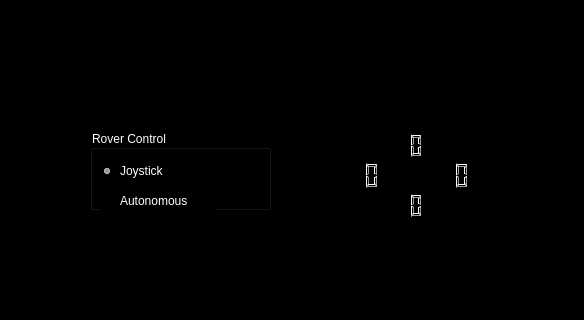
Old version of the form src/rover_gui_plugin.ui in the repository BCLab-UNM/SwarmathonIV-Cabrillo-Public; both pictures show x 440 to 1024 and y 480 to 800 of the 1024 by 800 pixel window.
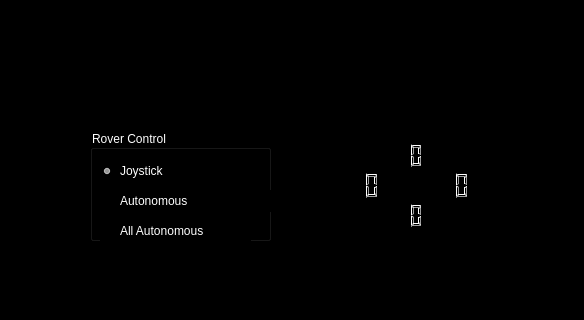
New version of the form. Icons and pictures are not drawn. Custom widgets are drawn as their Qt base class.

Commit message: Added an "all autonomous" feature and fixed the handling of the joystick process.

What changed in the file:
```diff
--- a/src/rover_gui_plugin.ui
+++ b/src/rover_gui_plugin.ui
@@ -698,7 +698,7 @@
      <x>520</x>
      <y>600</y>
      <width>201</width>
-     <height>101</height>
+     <height>131</height>
     </rect>
    </property>
    <property name="frameShape">
@@ -713,7 +713,7 @@
       <x>10</x>
       <y>10</y>
       <width>181</width>
-      <height>80</height>
+      <height>111</height>
      </rect>
     </property>
     <property name="styleSheet">
@@ -730,7 +730,7 @@
       <rect>
        <x>10</x>
        <y>60</y>
-       <width>117</width>
+       <width>171</width>
        <height>22</height>
       </rect>
      </property>
@@ -762,6 +762,31 @@
      <property name="checked">
       <bool>true</bool>
      </property>
+     <attribute name="buttonGroup">
+      <string notr="true">rover_control_button_group</string>
+     </attribute>
+    </widget>
+    <widget class="QRadioButton" name="all_autonomous_control_radio_button">
+     <property name="enabled">
+      <bool>false</bool>
+     </property>
+     <property name="geometry">
+      <rect>
+       <x>10</x>
+       <y>90</y>
+       <width>151</width>
+       <height>22</height>
+      </rect>
+     </property>
+     <property name="styleSheet">
+      <string notr="true">color: rgb(255, 255, 255);</string>
+     </property>
+     <property name="text">
+      <string>All Autonomous</string>
+     </property>
+     <attribute name="buttonGroup">
+      <string notr="true">rover_control_button_group</string>
+     </attribute>
     </widget>
    </widget>
   </widget>
@@ -769,7 +794,7 @@
    <property name="geometry">
     <rect>
      <x>730</x>
-     <y>600</y>
+     <y>610</y>
      <width>201</width>
      <height>111</height>
     </rect>
```
Left out of the diff: 6 changed lines with no effect on the pictures. The commit also changes 2 other files.
